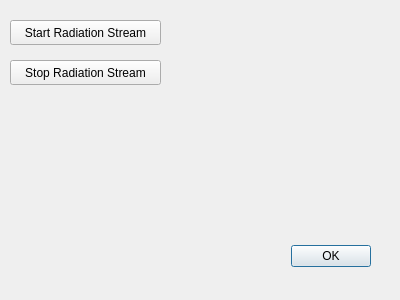
This is energy_plant_radiation_module_dialog_base.ui in DomenicoM92/Nuclear-Energy-Plant-Radiations- as Qt 5 draws it before an edit. The edited form follows.
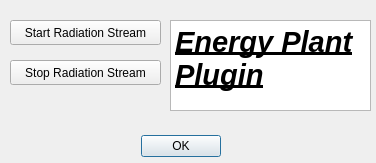
This is the edited form.

Commit message: deleted old python module (handle dataset), upddate dialog interface

```diff
--- a/energy_plant_radiation_module_dialog_base.ui
+++ b/energy_plant_radiation_module_dialog_base.ui
@@ -6,8 +6,8 @@
    <rect>
     <x>0</x>
     <y>0</y>
-    <width>400</width>
-    <height>300</height>
+    <width>376</width>
+    <height>163</height>
    </rect>
   </property>
   <property name="windowTitle">
@@ -16,9 +16,9 @@
   <widget class="QDialogButtonBox" name="button_box">
    <property name="geometry">
     <rect>
-     <x>30</x>
-     <y>240</y>
-     <width>341</width>
+     <x>140</x>
+     <y>130</y>
+     <width>81</width>
      <height>32</height>
     </rect>
    </property>
@@ -55,6 +55,23 @@
     <string>Stop Radiation Stream</string>
    </property>
   </widget>
+  <widget class="QTextBrowser" name="textBrowser">
+   <property name="geometry">
+    <rect>
+     <x>170</x>
+     <y>20</y>
+     <width>201</width>
+     <height>91</height>
+    </rect>
+   </property>
+   <property name="html">
+    <string>&lt;!DOCTYPE HTML PUBLIC &quot;-//W3C//DTD HTML 4.0//EN&quot; &quot;http://www.w3.org/TR/REC-html40/strict.dtd&quot;&gt;
+&lt;html&gt;&lt;head&gt;&lt;meta name=&quot;qrichtext&quot; content=&quot;1&quot; /&gt;&lt;style type=&quot;text/css&quot;&gt;
+p, li { white-space: pre-wrap; }
+&lt;/style&gt;&lt;/head&gt;&lt;body style=&quot; font-family:'Noto Sans'; font-size:9pt; font-weight:400; font-style:normal;&quot;&gt;
+&lt;p style=&quot; margin-top:0px; margin-bottom:0px; margin-left:0px; margin-right:0px; -qt-block-indent:0; text-indent:0px;&quot;&gt;&lt;span style=&quot; font-size:22pt; font-weight:600; font-style:italic; text-decoration: underline;&quot;&gt;Energy Plant Plugin&lt;/span&gt;&lt;/p&gt;&lt;/body&gt;&lt;/html&gt;</string>
+   </property>
+  </widget>
  </widget>
  <resources/>
  <connections>
```
The commit also changes 1 other file.
